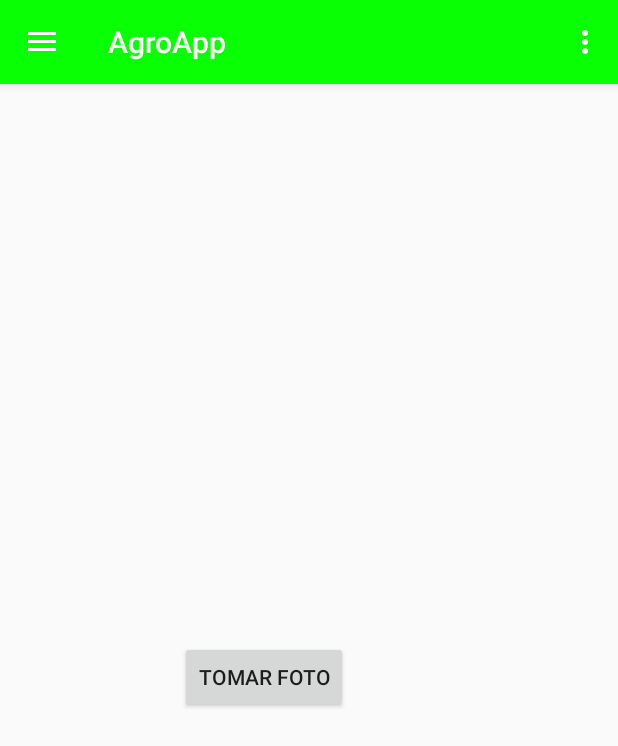
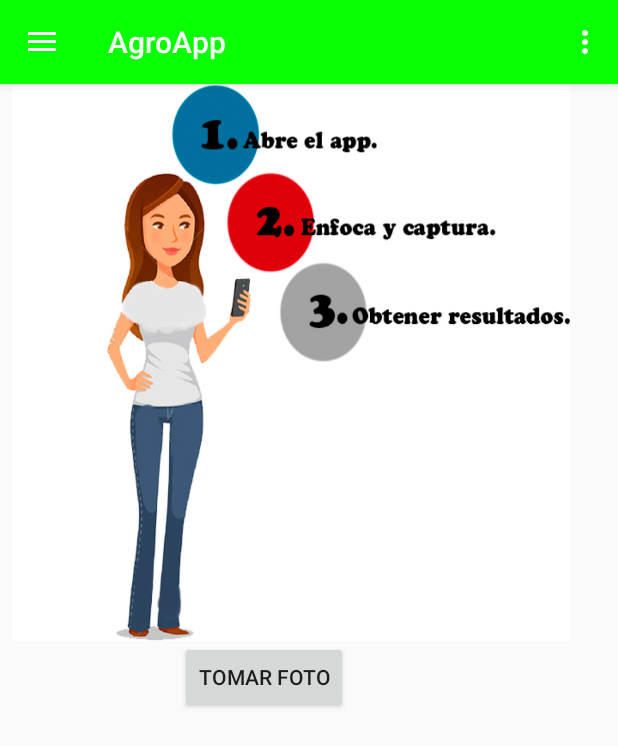
Before and after one commit to HackathonNicaragua/wolfware, an Android app: the screen it shows after launch (MainActivity), on a phone screen of 412 x 824 dp. Shown: the top 746 px of the screen. Run offline under Robolectric (Android 15) with nearby library versions, the phone set to English and light mode, and no system bars.

Commit message:
add imagen
imagen explicacion

```diff
--- a/app/src/main/res/layout/content_main.xml
+++ b/app/src/main/res/layout/content_main.xml
@@ -15,6 +15,7 @@
         android:layout_height="371dp"
         android:layout_marginEnd="8dp"
         android:layout_marginStart="8dp"
+        android:background="@mipmap/bototomate"
         app:layout_constraintEnd_toEndOf="parent"
         app:layout_constraintHorizontal_bias="0.0"
         app:layout_constraintStart_toStartOf="parent"
```
Also changed, not shown: app/src/main/res/mipmap-mdpi/bototomate.jpg (added).
